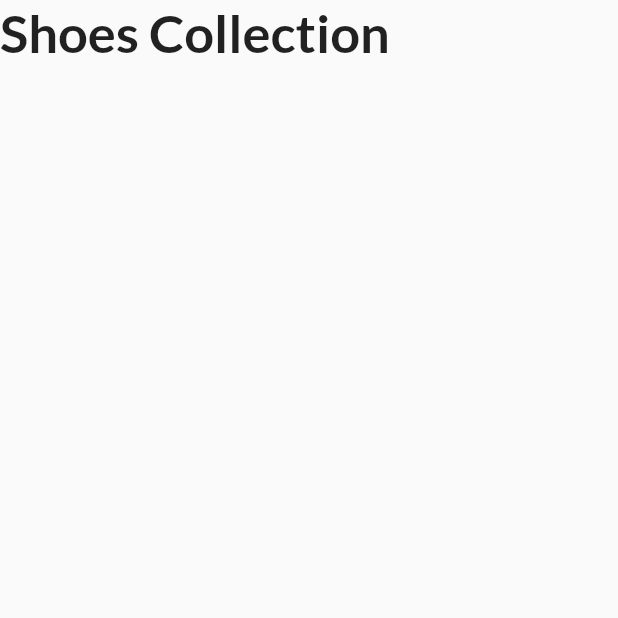
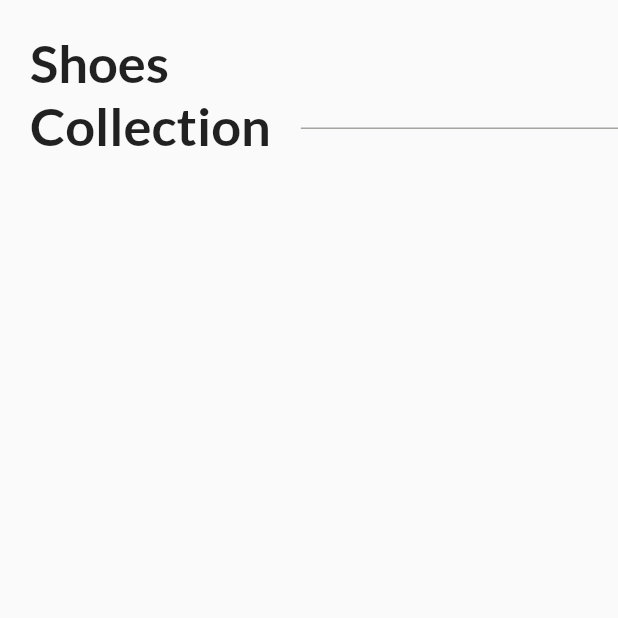
Before and after one commit to rgsk/shop_app_flutter_tut, a Flutter app: the screen it shows after launch, on a phone screen of 412 x 824 dp, the top half of it. Run offline on Flutter 3.47's test engine with Material 2 defaults, Android fonts, the phone set to English and light mode, and no system bars.

Commit message:
home page bar

```diff
--- a/lib/home_page.dart
+++ b/lib/home_page.dart
@@ -9,12 +9,22 @@ class HomePage extends StatelessWidget {
       body: SafeArea(
         child: Column(
           children: [
-            Text(
-              'Shoes Collection',
-              style: TextStyle(
-                fontWeight: FontWeight.bold,
-                fontSize: 35,
-              ),
+            Row(
+              children: [
+                Padding(
+                  padding: EdgeInsets.all(20),
+                  child: Text(
+                    'Shoes\nCollection',
+                    style: TextStyle(
+                      fontWeight: FontWeight.bold,
+                      fontSize: 35,
+                    ),
+                  ),
+                ),
+                Expanded(
+                  child: TextField(),
+                )
+              ],
             ),
           ],
         ),
```
